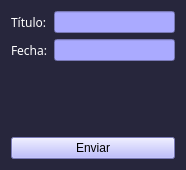
stel0/TP-PYTHON, file Prueba tp/form_organigrama.ui: the form before one commit.
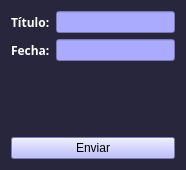
The form after the commit.

The edit to the form file:
```diff
--- a/Prueba tp/form_organigrama.ui
+++ b/Prueba tp/form_organigrama.ui
@@ -36,6 +36,8 @@
        <property name="font">
         <font>
          <family>Candara</family>
+         <weight>75</weight>
+         <bold>true</bold>
         </font>
        </property>
        <property name="styleSheet">
@@ -58,6 +60,8 @@
        <property name="font">
         <font>
          <family>Candara</family>
+         <weight>75</weight>
+         <bold>true</bold>
         </font>
        </property>
        <property name="styleSheet">
```
